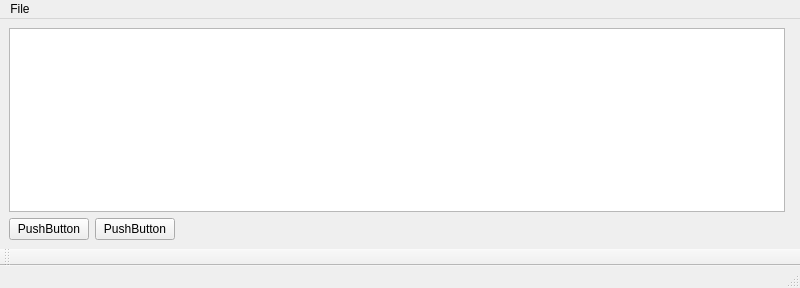
Qt form Worksheet_6/Project/mainwindow.ui (FolaECE/2025_20672021) before a commit.
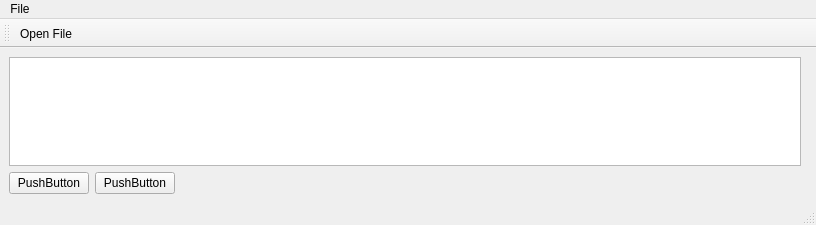
The same form after that commit. Icons and pictures are not drawn.

```diff
--- a/Worksheet_6/Project/mainwindow.ui
+++ b/Worksheet_6/Project/mainwindow.ui
@@ -6,8 +6,8 @@
    <rect>
     <x>0</x>
     <y>0</y>
-    <width>800</width>
-    <height>288</height>
+    <width>816</width>
+    <height>225</height>
    </rect>
   </property>
   <property name="windowTitle">
@@ -67,7 +67,7 @@
     <rect>
      <x>0</x>
      <y>0</y>
-     <width>800</width>
+     <width>816</width>
      <height>22</height>
     </rect>
    </property>
@@ -81,15 +81,28 @@
   </widget>
   <widget class="QStatusBar" name="statusbar"/>
   <widget class="QToolBar" name="toolBar">
+   <property name="enabled">
+    <bool>true</bool>
+   </property>
    <property name="windowTitle">
     <string>toolBar</string>
    </property>
+   <property name="movable">
+    <bool>true</bool>
+   </property>
+   <property name="toolButtonStyle">
+    <enum>Qt::ToolButtonStyle::ToolButtonIconOnly</enum>
+   </property>
+   <property name="floatable">
+    <bool>true</bool>
+   </property>
    <attribute name="toolBarArea">
-    <enum>BottomToolBarArea</enum>
+    <enum>TopToolBarArea</enum>
    </attribute>
    <attribute name="toolBarBreak">
     <bool>false</bool>
    </attribute>
+   <addaction name="actionOpen_File"/>
   </widget>
   <action name="actionOpen_File">
    <property name="icon">
```
Left out of the diff: 15 changed lines with no effect on the pictures.
